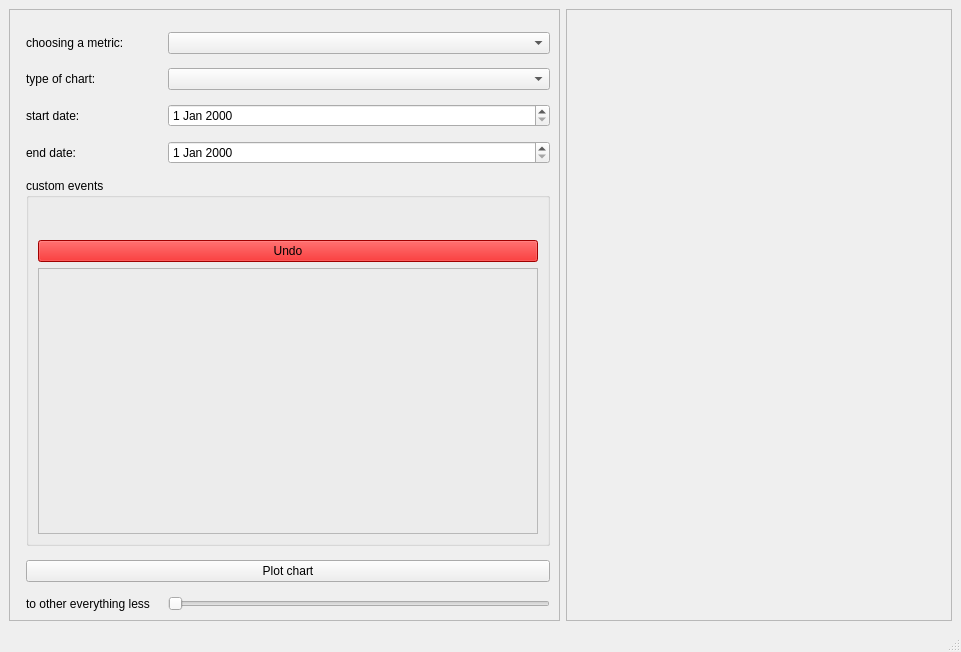
SpectreCom444/AppMetrica-data-visualization-system, file ui/workspace.ui: the form before one commit.
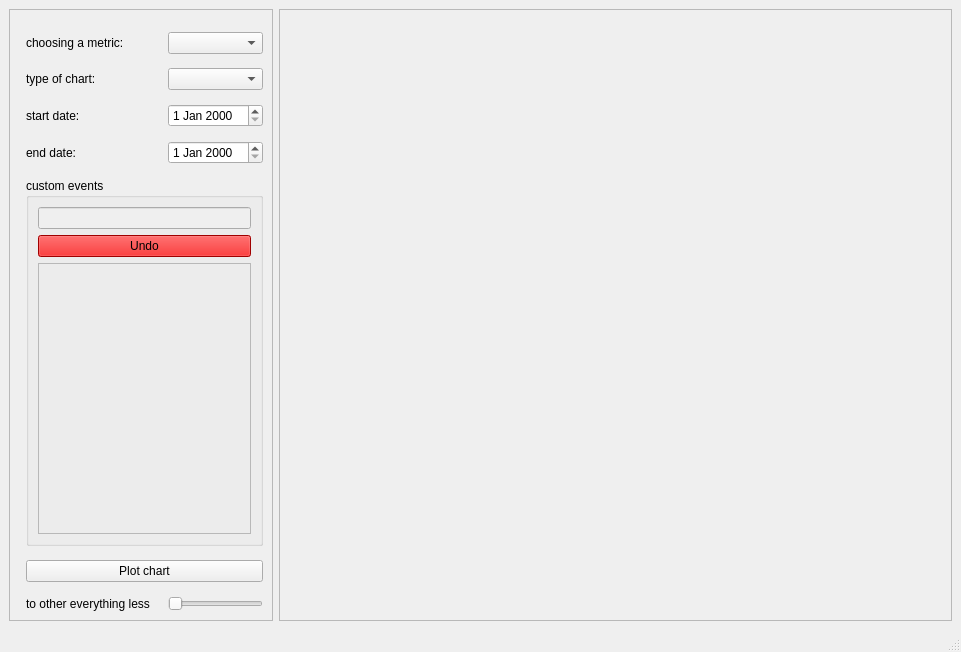
The form after the commit.

Commit message: all code has been moved to pyqt

```diff
--- a/ui/workspace.ui
+++ b/ui/workspace.ui
@@ -108,23 +108,17 @@
          <property name="minimumSize">
           <size>
            <width>100</width>
-           <height>300</height>
+           <height>100</height>
           </size>
          </property>
          <property name="title">
           <string>custom events</string>
          </property>
-         <layout class="QVBoxLayout" name="verticalLayout" stretch="1,1,10">
+         <layout class="QVBoxLayout" name="verticalLayout" stretch="1,1,1">
           <item>
-           <widget class="QLabel" name="dictionary_path">
-            <property name="minimumSize">
-             <size>
-              <width>10</width>
-              <height>10</height>
-             </size>
-            </property>
-            <property name="text">
-             <string/>
+           <widget class="QLineEdit" name="dictionary_path">
+            <property name="enabled">
+             <bool>false</bool>
             </property>
            </widget>
           </item>
@@ -142,7 +136,7 @@
            <widget class="QFrame" name="matrix_of_buttons">
             <property name="minimumSize">
              <size>
-              <width>500</width>
+              <width>0</width>
               <height>0</height>
              </size>
             </property>
@@ -152,7 +146,7 @@
             <property name="frameShadow">
              <enum>QFrame::Raised</enum>
             </property>
-            <layout class="QVBoxLayout" name="verticalLayout_2">
+            <layout class="QVBoxLayout" name="verticalLayout_2" stretch="0">
              <item>
               <layout class="QGridLayout" name="matrix_of_buttons_grid"/>
              </item>
@@ -175,7 +169,7 @@
         <rect>
          <x>0</x>
          <y>0</y>
-         <width>388</width>
+         <width>692</width>
          <height>591</height>
         </rect>
        </property>
```
The commit also changes 2 other files.
